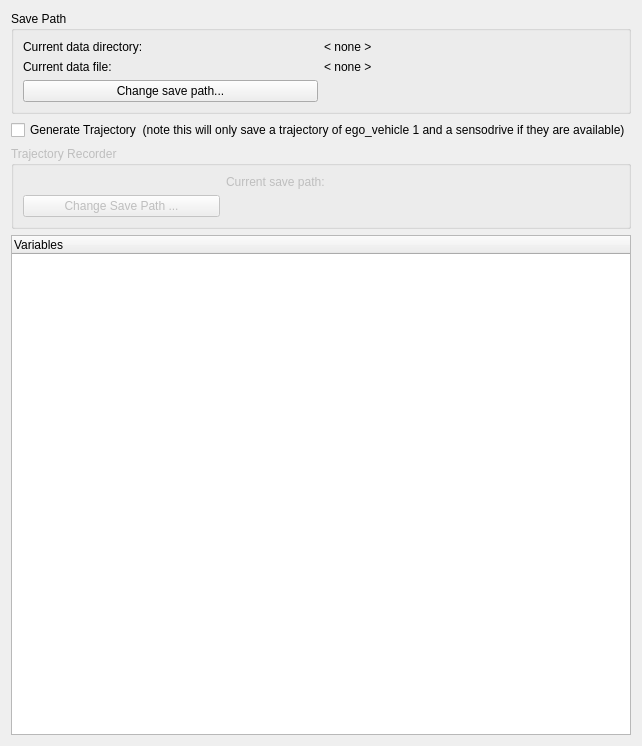
Qt form modules/datarecorder/datarecorder_dialog.ui (tud-hri/joan) before a commit.
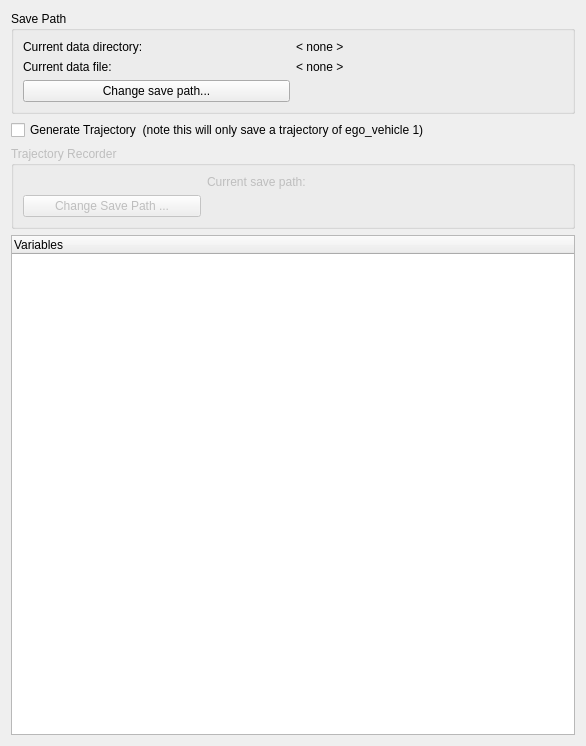
The same form after that commit.

Commit message: bare minimum working version trajectory recording option in datarecorder

```diff
--- a/modules/datarecorder/datarecorder_dialog.ui
+++ b/modules/datarecorder/datarecorder_dialog.ui
@@ -80,7 +80,7 @@
    <item>
     <widget class="QCheckBox" name="check_trajectory">
      <property name="text">
-      <string>Generate Trajectory  (note this will only save a trajectory of ego_vehicle 1 and a sensodrive if they are available)</string>
+      <string>Generate Trajectory  (note this will only save a trajectory of ego_vehicle 1)</string>
      </property>
     </widget>
    </item>
```
The commit also changes 2 other files.
